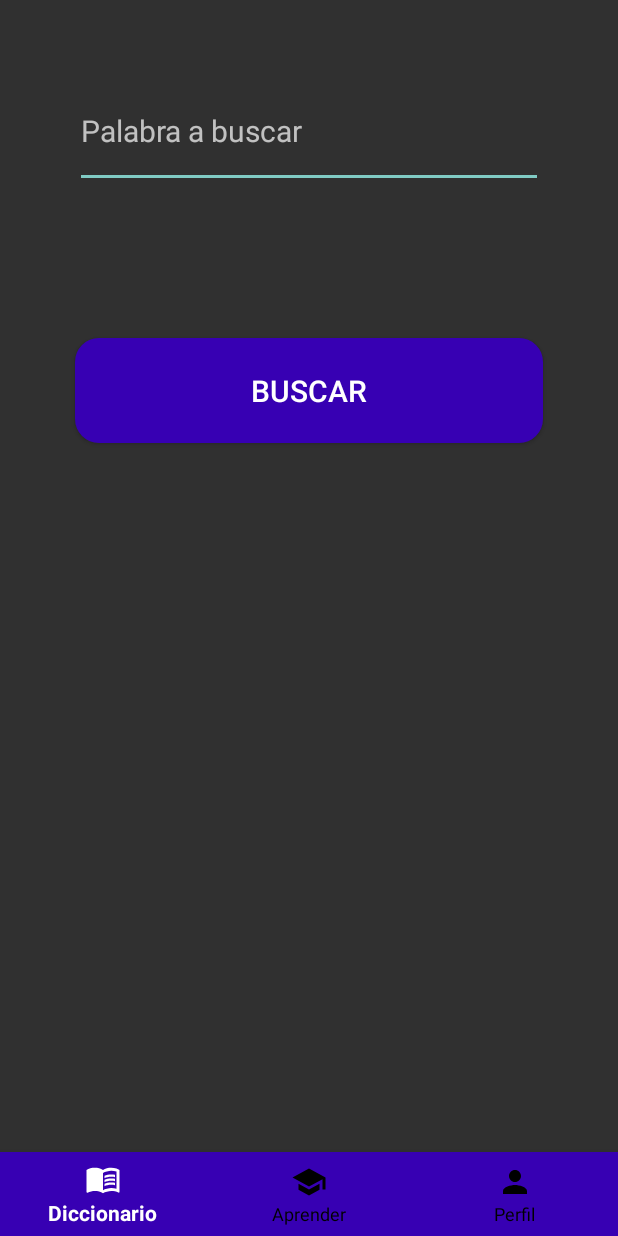
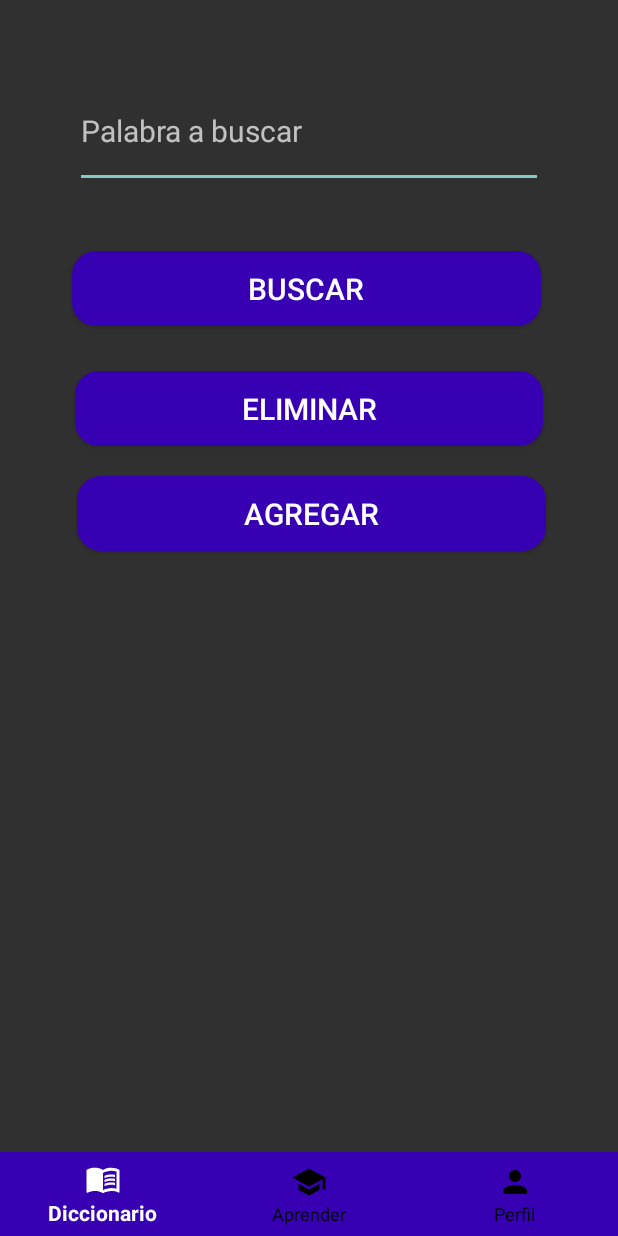
Before and after one commit to andreysolano/Diccionario-LSC, an Android app: the Diccionario screen opened directly, with no data from a screen before it, on a phone screen of 412 x 824 dp. Run offline under Robolectric (Android 15) with nearby library versions, the phone set to English and light mode, and no system bars.

Commit message:
Implementación Agregar y Eliminar en Diccionario

```diff
--- a/DiccionarioLSC/app/src/main/java/com/example/diccionariolsc/Diccionario.java
+++ b/DiccionarioLSC/app/src/main/java/com/example/diccionariolsc/Diccionario.java
@@ -18,11 +18,13 @@ import com.google.android.material.bottomnavigation.BottomNavigationView;
 import java.util.ArrayList;
 
 import businessLogic.LectorPalabras;
+import data.Palabra;
 import implementacionesED.DoubleLinkedNodePalabra;
 import implementacionesED.ListaPalabras;
 
 public class Diccionario extends AppCompatActivity {
     boolean Tipo;
+    Boolean modoBusqueda = true; // Si modoTipo == True , se busca y visualiza la palabra. Si modoTipo ==  False, se agrega la palabra
     @Override
     protected void onCreate(Bundle savedInstanceState) {
         super.onCreate(savedInstanceState);
@@ -31,16 +33,19 @@ public class Diccionario extends AppCompatActivity {
         barraNavegacion.setSelectedItemId(R.id.diccionario);
         Button Buscar=(Button) findViewById(R.id.botonBuscar);
         Button Eliminar=(Button) findViewById(R.id.botonEliminar);
-        Button Agregar=(Button) findViewById(R.id.botonIngresar);
+        Button Agregar=(Button) findViewById(R.id.botonAgregar);
+
         final EditText ingreso=(EditText) findViewById(R.id.ingresoPalabra);
         String palabra= ingreso.getText().toString();
         Intent anterior=getIntent();
+
         Tipo= (boolean) anterior.getBooleanExtra("Tipo",true);
-        Toast.makeText(Diccionario.this, "Pasa bien diccionario", Toast.LENGTH_SHORT).show();
+
         if(Tipo){
-            Eliminar.setVisibility(View.INVISIBLE);
-            Agregar.setVisibility(View.INVISIBLE);
+            //Eliminar.setVisibility(View.INVISIBLE);
+            //Agregar.setVisibility(View.INVISIBLE);
         }
+
         Buscar.setOnClickListener(new View.OnClickListener() {//Boton Buscar
             @Override
             public void onClick(View v) {
@@ -50,24 +55,32 @@ public class Diccionario extends AppCompatActivity {
                 intento.putExtra("Palabra",palabra);
                 intento.putExtra("Tipo",Tipo);
                 intento.putExtra("Boton",loquepasa);
-                Toast.makeText(Diccionario.this, "Entrando", Toast.LENGTH_SHORT).show();
+                intento.putExtra("modoBusqueda", true);
                 startActivity(intento);
             }
         });
         Eliminar.setOnClickListener(new View.OnClickListener() {//boton eliminar
             @Override
             public void onClick(View v) {
-                String mensaje=eliminar(ingreso.getText().toString());
-                Toast.makeText(Diccionario.this, mensaje, Toast.LENGTH_SHORT).show();
+                String palabra=ingreso.getText().toString();
+                if(buscar(palabra) != null){
+                    eliminar(palabra);
+                    Toast.makeText(Diccionario.this, "Palabra Eliminada", Toast.LENGTH_SHORT).show();
+                }else {
+                    Toast.makeText(Diccionario.this, " Palabra no existente", Toast.LENGTH_SHORT).show();
+                }
+
             }
         });
         Agregar.setOnClickListener(new View.OnClickListener() {
             @Override
             public void onClick(View v) {
+                String palabra=ingreso.getText().toString();
+                modoBusqueda = false;
                 Intent intento=new Intent(Diccionario.this,perfil_Palabra.class);
-                intento.putExtra("Palabra","");
+                intento.putExtra("Palabra",palabra);
                 intento.putExtra("Tipo",Tipo);
-                intento.putExtra("Boton","Crear");
+                intento.putExtra("modoBusqueda",false);
                 startActivity(intento);
             }
         });
@@ -112,5 +125,8 @@ public class Diccionario extends AppCompatActivity {
         MainActivity.testTree.remove(data);
         return "hola :)";
     }
+    public Palabra buscar(String data){
+        return MainActivity.testTree.find(data);
+    }
 
 }
--- a/DiccionarioLSC/app/src/main/res/layout/activity_diccionario.xml
+++ b/DiccionarioLSC/app/src/main/res/layout/activity_diccionario.xml
@@ -5,6 +5,22 @@
     android:layout_width="match_parent"
     android:layout_height="match_parent"
     tools:context=".Aprender">
+
+    <Button
+        android:id="@+id/botonAgregar"
+        android:layout_width="wrap_content"
+        android:layout_height="50dp"
+        android:layout_below="@+id/botonBuscar"
+        android:layout_alignParentStart="true"
+        android:layout_alignParentEnd="true"
+
+        android:layout_marginStart="51dp"
+        android:layout_marginTop="100dp"
+        android:layout_marginEnd="48dp"
+
+        android:background="@drawable/button_invited"
+        android:text="Agregar"
+        android:textSize="20sp" />
 
     <com.google.android.material.bottomnavigation.BottomNavigationView
         android:id="@+id/navigation"
@@ -38,13 +54,13 @@
     <Button
         android:id="@+id/botonBuscar"
         android:layout_width="wrap_content"
-        android:layout_height="70dp"
+        android:layout_height="50dp"
         android:layout_below="@+id/ingresoPalabra"
         android:layout_alignParentStart="true"
         android:layout_alignParentEnd="true"
-        android:layout_marginStart="50dp"
-        android:layout_marginTop="100dp"
-        android:layout_marginEnd="50dp"
+        android:layout_marginStart="48dp"
+        android:layout_marginTop="42dp"
+        android:layout_marginEnd="51dp"
         android:background="@drawable/button_invited"
         android:text="Buscar"
         android:textSize="20sp" />
@@ -52,7 +68,7 @@
     <Button
         android:id="@+id/botonEliminar"
         android:layout_width="wrap_content"
-        android:layout_height="70dp"
+        android:layout_height="50dp"
         android:layout_below="@+id/botonBuscar"
         android:layout_alignParentStart="true"
         android:layout_alignParentEnd="true"
@@ -65,23 +81,5 @@
         android:text="Eliminar"
         android:textSize="20sp" />
 
-    <Button
-        android:id="@+id/botonIngresar"
-        android:layout_width="wrap_content"
-
-        android:layout_height="62dp"
-        android:layout_above="@+id/navigation"
-        android:layout_below="@+id/botonEliminar"
-        android:layout_alignParentStart="true"
-        android:layout_alignParentEnd="true"
-        android:layout_marginStart="50dp"
-        android:layout_marginTop="30dp"
-        android:layout_marginEnd="50dp"
-        android:layout_marginBottom="185dp"
-
-        android:background="@drawable/button_invited"
-        android:text="Ingresar Palabra"
-        android:textSize="20sp" />
-
 
 </RelativeLayout>
```
Also changed, not shown: DiccionarioLSC/app/src/main/java/com/example/diccionariolsc/perfil_Palabra.java (+41 -54 lines).
